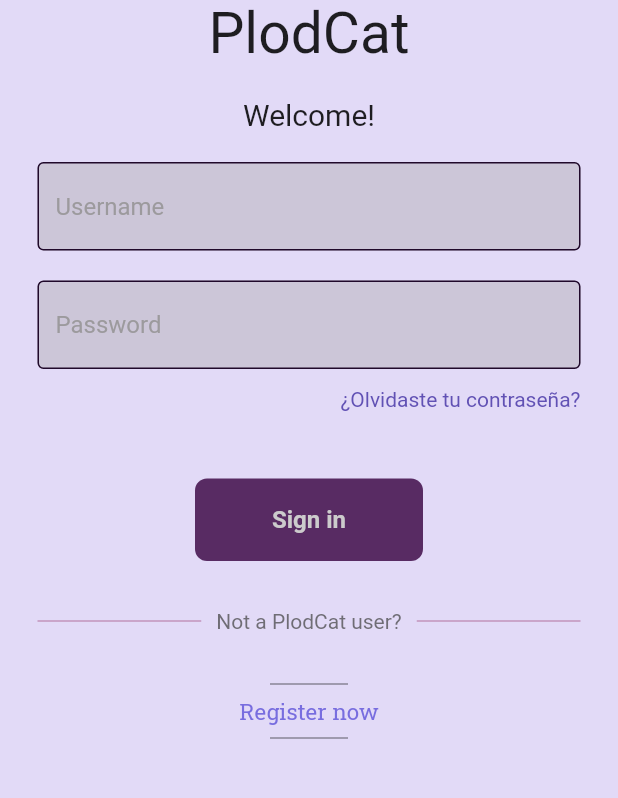
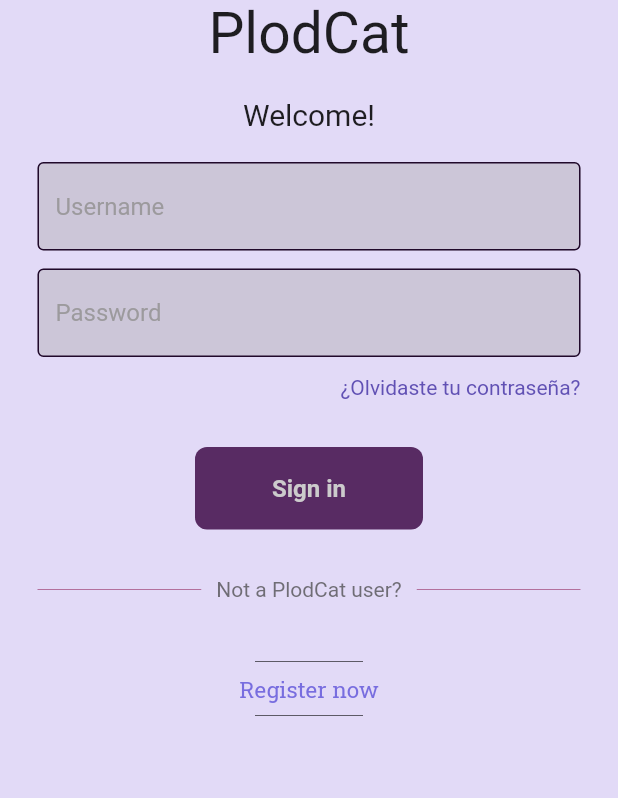
Before and after one commit to AlmaFKt/Lbks, a Flutter app: the screen it shows after launch, on a phone screen of 412 x 824 dp, the part 300-1098 px from its top. Run offline on Flutter 3.47's test engine with Material 2 defaults, Android fonts, the phone set to English and light mode, and no system bars; our stand-ins replace google_fonts; Roboto replaces fonts that are missing (Heebo).

Commit message:
Revert "Modified a button wiht gesture detector"
This reverts commit 1bb762efcdd1b43bad3f0f8234950250d8596547.

```diff
--- a/lib/pages/login_page.dart
+++ b/lib/pages/login_page.dart
@@ -61,7 +61,7 @@ class LoginPage extends StatelessWidget {
               ), // u can find the code for this object in components
 
               const SizedBox(
-                height: 20,
+                height: 12,
                 width: 20,
               ),
 
@@ -78,7 +78,6 @@ class LoginPage extends StatelessWidget {
               ),
 
               //forgot password TEXT (In a row)
-
               Padding(
                 padding: const EdgeInsets.symmetric(horizontal: 25.0),
                 child: Row(
@@ -94,7 +93,7 @@ class LoginPage extends StatelessWidget {
               ),
 
               const SizedBox(
-                height: 45,
+                height: 32,
                 width: 20,
               ),
 
@@ -138,13 +137,13 @@ class LoginPage extends StatelessWidget {
               ),
 
               const SizedBox(
-                height: 26,
+                height: 32,
                 width: 20,
               ),
 
               //Register now text
               Padding(
-                padding: const EdgeInsets.symmetric(horizontal: 180.0),
+                padding: const EdgeInsets.symmetric(horizontal: 170.0),
                 child: Expanded(
                         child: Divider(
                           thickness: 0.4,
@@ -152,20 +151,15 @@ class LoginPage extends StatelessWidget {
                         ),
                       ),
               ),
-
-              GestureDetector(//GestureD is for making everythin that its inside a button
-                child: Text("Register now",
+              Text(
+                'Register now',
                 style: GoogleFonts.robotoSlab(
                   fontSize: 15,
                   textStyle: TextStyle(color: Color.fromARGB(255, 120, 109, 223)),
-                ),),
-                onTap: () {
-
-                },
+                ),
               ),
-
               Padding(
-                padding: const EdgeInsets.symmetric(horizontal: 180.0),
+                padding: const EdgeInsets.symmetric(horizontal: 170.0),
                 child: Expanded(
                         child: Divider(
                           thickness: 0.4,
@@ -173,7 +167,6 @@ class LoginPage extends StatelessWidget {
                         ),
                       ),
               ),
-
 
               //more stuff if u want 2 c;
             ],
```
